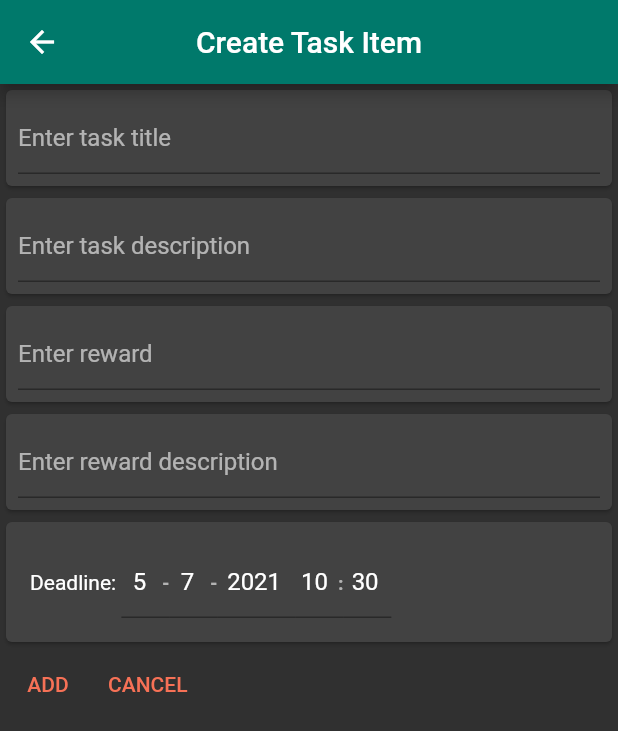
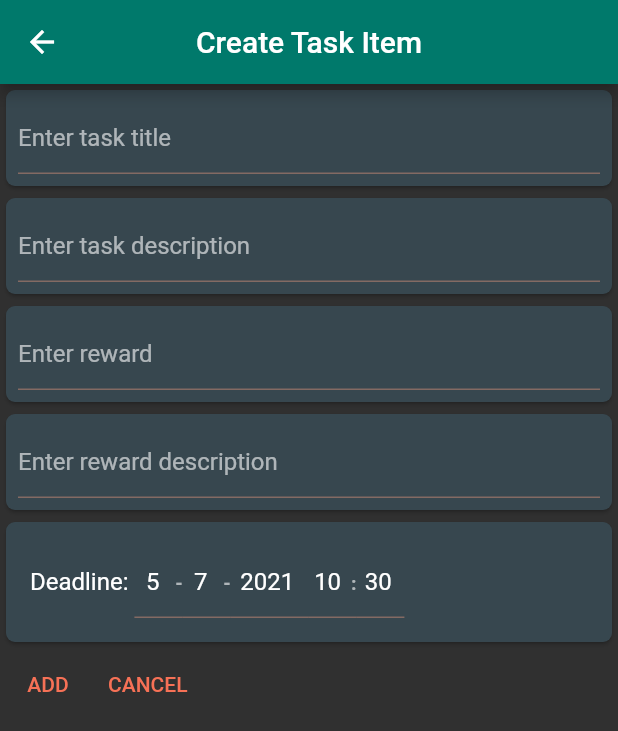
Before and after one commit to ayz122004/carrot, a Flutter app: the screen it shows after launch, after a tap on the "add" icon, on a phone screen of 412 x 824 dp. Shown: the top 731 px of the screen. Run offline on Flutter 3.47's test engine with Material 2 defaults, Android fonts, the phone set to English and light mode, and no system bars; our stand-ins replace fl_chart, fluttertoast.

Commit message:
set dark mode colors

```diff
--- a/lib/Pages/create_page.dart
+++ b/lib/Pages/create_page.dart
@@ -65,14 +65,14 @@ class CreatePage extends StatelessWidget {
 
       try {
         return Card(
+          color: Theme.of(context).colorScheme.surface,
           child: Padding(
             padding: const EdgeInsets.all(8.0),
             child: Container(
               padding: const EdgeInsets.all(8.0),
               child: Row(
                 children: [
-                  const Text("Deadline: "),
-
+                  const Text("Deadline: ", style: TextStyle(fontSize: 16)),
                   //Date
                   SizedBox(
                     width: 32,
@@ -187,13 +187,14 @@ class CreatePage extends StatelessWidget {
 
     return Scaffold(
         appBar: AppBar(
-          backgroundColor: Colors.teal[700],
+          backgroundColor: Theme.of(context).colorScheme.secondaryVariant,
           centerTitle: true,
           title: const Text("Create Task Item"),
         ),
         body: Column(
           children: [
             Card(
+              color: Theme.of(context).colorScheme.surface,
               child: Padding(
                 padding: const EdgeInsets.all(8.0),
                 child: TextFormField(
@@ -207,6 +208,7 @@ class CreatePage extends StatelessWidget {
               ),
             ),
             Card(
+              color: Theme.of(context).colorScheme.surface,
               child: Padding(
                 padding: const EdgeInsets.all(8.0),
                 child: TextFormField(
@@ -220,6 +222,7 @@ class CreatePage extends StatelessWidget {
               ),
             ),
             Card(
+              color: Theme.of(context).colorScheme.surface,
               child: Padding(
                 padding: const EdgeInsets.all(8.0),
                 child: TextFormField(
@@ -232,6 +235,7 @@ class CreatePage extends StatelessWidget {
               ),
             ),
             Card(
+              color: Theme.of(context).colorScheme.surface,
               child: Padding(
                 padding: const EdgeInsets.all(8.0),
                 child: TextFormField(
--- a/lib/Pages/reward_page.dart
+++ b/lib/Pages/reward_page.dart
@@ -26,7 +26,7 @@ class _RewardPageState extends State<RewardPage> {
     return Scaffold(
       appBar: AppBar(
         centerTitle: true,
-        backgroundColor: Colors.amber[700],
+        backgroundColor: Theme.of(context).colorScheme.primary,
         title: const Text("Reward Page"),
       ),
       body: ListView(
--- a/lib/Pages/stat_page.dart
+++ b/lib/Pages/stat_page.dart
@@ -112,8 +112,6 @@ class _StatPageState extends State<StatPage> with TickerProviderStateMixin {
         child: RotatedBox(
           quarterTurns: 1,
           child: Card(
-            shape:
-                RoundedRectangleBorder(borderRadius: BorderRadius.circular(6)),
             child: Padding(
               padding: const EdgeInsets.fromLTRB(8, 24, 8, 24),
               child: BarChart(
--- a/lib/main.dart
+++ b/lib/main.dart
@@ -26,6 +26,9 @@ class _MyAppState extends State<MyApp> {
     return MaterialApp(
       title: "Hackathon App",
       theme: ThemeData(
+        cardTheme: CardTheme(
+          shape: RoundedRectangleBorder(borderRadius: BorderRadius.circular(6)),
+        ),
         colorScheme: const ColorScheme(
           primary: Color(0xfff77156),
           primaryVariant: Color(0xffbf402c),
@@ -39,11 +42,9 @@ class _MyAppState extends State<MyApp> {
           onError: Color(0xff000000),
           brightness: Brightness.dark,
           onBackground: Color(0xffffffff),
-          onSurface: Color(0xff000000),
+          onSurface: Color(0xffffa283),
 
         ),
-        // primaryColor: const Color(0xfff77156),
-        // accentColor: const Color(0xff81c784),
       ),
       home: Home(),
     );
```
Also changed, not shown: lib/Pages/item_page.dart (+7 -2 lines).
